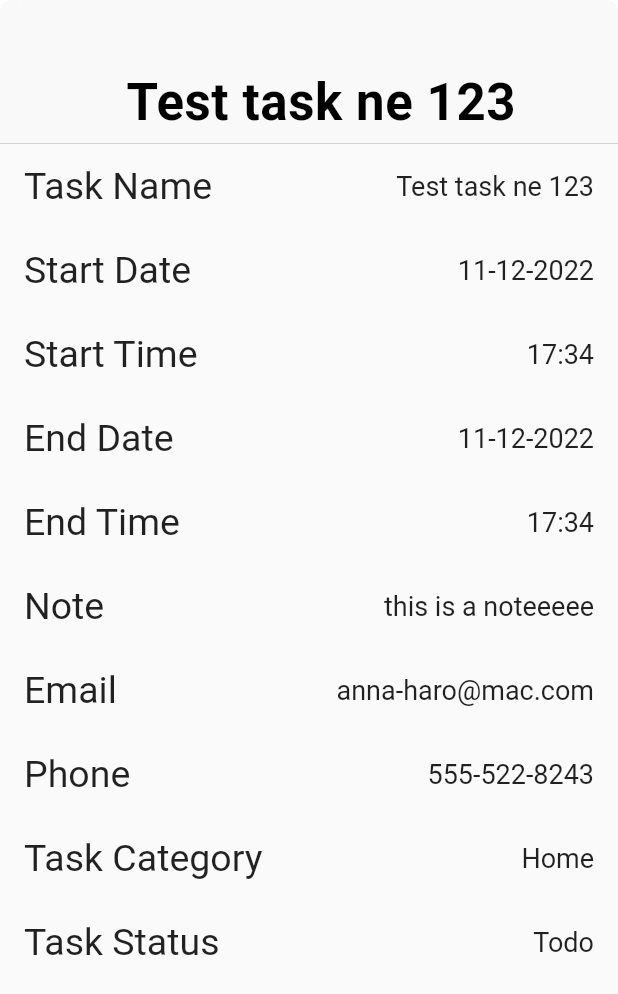
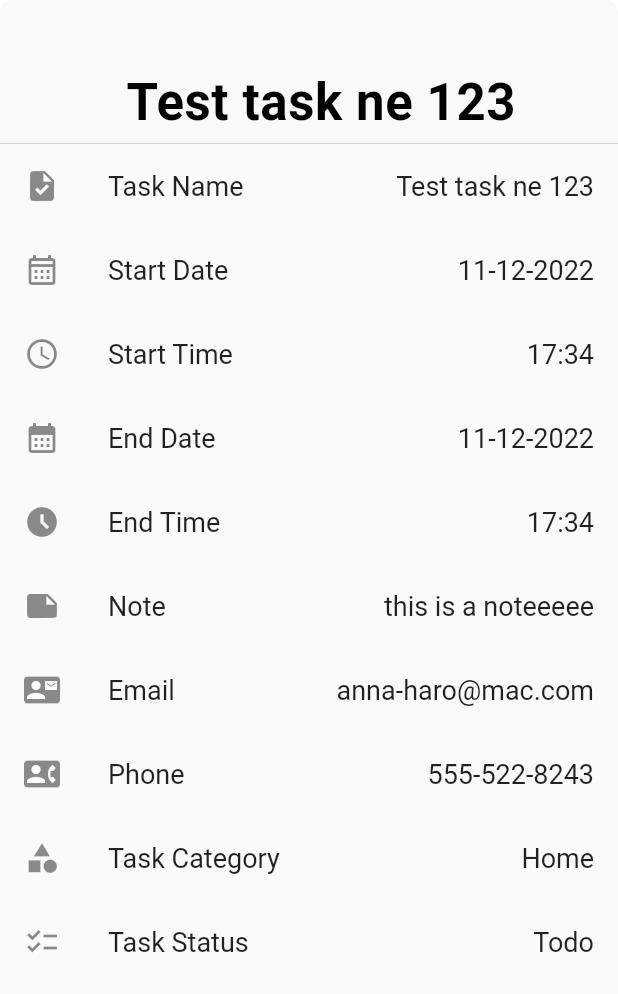
Before and after one commit to TuanHungVU1202/PeerReminder, a Flutter app: the ViewTaskPage screen opened directly, on a phone screen of 412 x 824 dp. Shown: the top 994 px of the screen. Run offline on Flutter 3.47's test engine with Material 2 defaults, Android fonts, the phone set to English and light mode, and no system bars; our stand-ins replace basic_utils, contacts_service, flutter_slidable, permission_handler; missing offline and left inert: simple_autocomplete_formfield.

Commit message:
Add leading icon for ViewTaskPage. Reduce title fontSize

```diff
--- a/peer_reminder_flutter/lib/tasks/ViewTaskPage.dart
+++ b/peer_reminder_flutter/lib/tasks/ViewTaskPage.dart
@@ -10,7 +10,7 @@ import 'package:peer_reminder_flutter/common/Util.dart';
 
 import 'model/Task.dart';
 
-const _titleFont = TextStyle(fontSize: constant.FONTSIZE_XXL);
+const _titleFont = TextStyle(fontSize: constant.FONTSIZE_XL);
 const _subTitleFont = TextStyle(fontSize: constant.FONTSIZE_XL);
 
 class ViewTaskPage extends StatefulWidget {
@@ -69,23 +69,34 @@ class _ViewTaskState extends State<ViewTaskPage> {
     return Column(
       mainAxisAlignment: MainAxisAlignment.spaceEvenly,
       children: [
-        _createListTileForSingleItem("Task Name", widget._task.taskName),
-        _createListTileForSingleItem("Start Date", widget._task.startDate),
-        _createListTileForSingleItem("Start Time", widget._task.startTime),
-        _createListTileForSingleItem("End Date", widget._task.endDate),
-        _createListTileForSingleItem("End Time", widget._task.endTime),
-        _createListTileForSingleItem("Note", widget._task.taskNote),
-        _createListTileForSingleItem("Email", widget._task.email ?? ""),
-        _createListTileForSingleItem("Phone", widget._task.phoneNo ?? ""),
         _createListTileForSingleItem(
+            const Icon(Icons.task), "Task Name", widget._task.taskName),
+        _createListTileForSingleItem(const Icon(Icons.calendar_month_outlined),
+            "Start Date", widget._task.startDate),
+        _createListTileForSingleItem(const Icon(Icons.access_time),
+            "Start Time", widget._task.startTime),
+        _createListTileForSingleItem(
+            const Icon(Icons.calendar_month), "End Date", widget._task.endDate),
+        _createListTileForSingleItem(const Icon(Icons.access_time_filled),
+            "End Time", widget._task.endTime),
+        _createListTileForSingleItem(
+            const Icon(Icons.note), "Note", widget._task.taskNote),
+        _createListTileForSingleItem(
+            const Icon(Icons.contact_mail), "Email", widget._task.email ?? ""),
+        _createListTileForSingleItem(const Icon(Icons.contact_phone), "Phone",
+            widget._task.phoneNo ?? ""),
+        _createListTileForSingleItem(const Icon(Icons.category),
             "Task Category", widget._task.taskCategory),
-        _createListTileForSingleItem("Task Status", widget._task.taskStatus),
+        _createListTileForSingleItem(const Icon(Icons.checklist), "Task Status",
+            widget._task.taskStatus),
       ],
     );
   }
 
-  ListTile _createListTileForSingleItem(String title, String subTitle) {
+  ListTile _createListTileForSingleItem(
+      Icon leadingIcon, String title, String subTitle) {
     return ListTile(
+        leading: leadingIcon,
         title: Text(title, style: _titleFont),
         trailing: Text(subTitle, style: _subTitleFont));
   }
```
